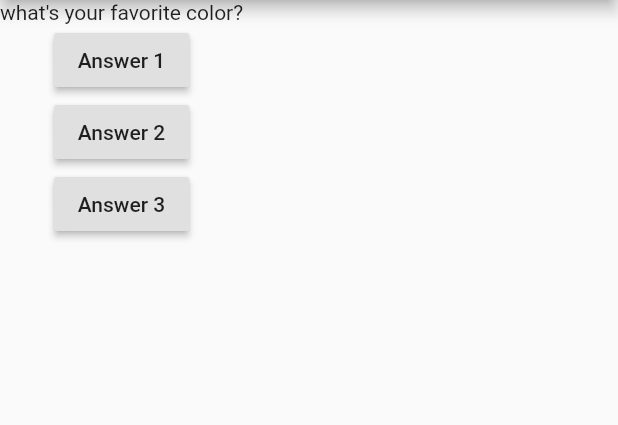
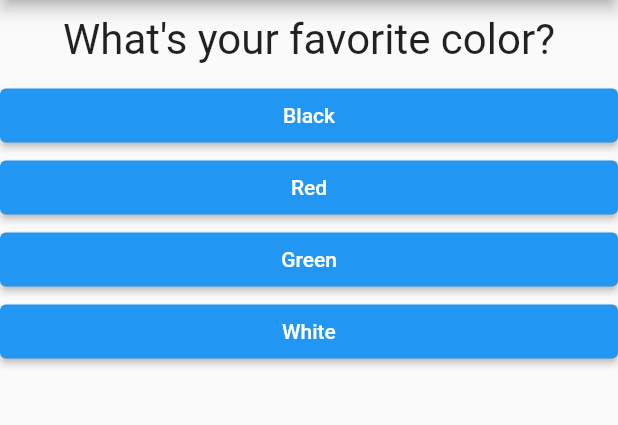
Before and after one commit to darkogele/Guide-to-the-Flutter, a Flutter app: the screen it shows after launch, on a phone screen of 412 x 824 dp, the part 84-509 px from its top. Run offline on Flutter 3.47's test engine with Material 2 defaults, Android fonts, the phone set to English and light mode, and no system bars.

Commit message:
changes done

```diff
--- /dev/null
+++ b/flutter_complete_gude/lib/answer.dart
@@ -0,0 +1,25 @@
+// ignore_for_file: file_names
+
+import 'package:flutter/material.dart';
+
+class Answer extends StatelessWidget {
+  final VoidCallback selectHandler;
+  final String answerText;
+
+  Answer(this.selectHandler, this.answerText);
+
+  @override
+  Widget build(BuildContext context) {
+    return Container(
+      width: double.infinity,
+      child: ElevatedButton(
+        style: ElevatedButton.styleFrom(
+          primary: Colors.blue, // background
+          onPrimary: Colors.white, // foreground
+        ),
+        child: Text(answerText),
+        onPressed: selectHandler,
+      ),
+    );
+  }
+}
--- a/flutter_complete_gude/lib/main.dart
+++ b/flutter_complete_gude/lib/main.dart
@@ -1,4 +1,7 @@
 import 'package:flutter/material.dart';
+
+import 'quiz.dart';
+import 'result.dart';
 
 void main() => runApp(MyApp());
 
@@ -10,47 +13,68 @@ class MyApp extends StatefulWidget {
 }
 
 class _MyAppState extends State<MyApp> {
-  var _questionIndex = 0;
-
-  var questions = [
-    'what\'s your favorite color?',
-    'What\'s your favorite animal'
+  static const _questions = [
+    {
+      'questionText': 'What\'s your favorite color?',
+      'answers': [
+        {'text': 'Black', 'score': 10},
+        {'text': 'Red', 'score': 5},
+        {'text': 'Green', 'score': 3},
+        {'text': 'White', 'score': 1},
+      ]
+    },
+    {
+      'questionText': 'What\'s your favorite animal?',
+      'answers': [
+        {'text': 'Rabbit', 'score': 3},
+        {'text': 'Snake', 'score': 11},
+        {'text': 'Elephant', 'score': 5},
+        {'text': 'Lion', 'score': 9},
+      ]
+    },
+    {
+      'questionText': 'Who\'s your favorite instructor?',
+      'answers': [
+        {'text': 'Max', 'score': 20},
+        {'text': 'Darko', 'score': 1},
+        {'text': 'Blagoja', 'score': 10},
+      ]
+    },
   ];
 
-  void _anwserQuestion() {
+  var _questionIndex = 0;
+  var _totalScore = 0;
+
+  void _resetQuiz() {
     setState(() {
-      _questionIndex = _questionIndex + 1;
+      _questionIndex = 0;
+      _totalScore = 0;
     });
-    print(_questionIndex);
+  }
+
+  void _anwserQuestion(int score) {
+    if (_questionIndex < _questions.length) {}
+
+    _totalScore += score;
+
+    setState(() {
+      _questionIndex += 1;
+    });
   }
 
   @override
   Widget build(BuildContext context) {
     return MaterialApp(
       home: Scaffold(
-        appBar: AppBar(
-          title: const Text('Darko First App'),
-        ),
-        body: Column(
-          children: [
-            Text(questions[_questionIndex]),
-            RaisedButton(
-              child: const Text('Answer 1'),
-              onPressed: _anwserQuestion,
-            ),
-            RaisedButton(
-              child: const Text('Answer 2'),
-              onPressed: () => print('Answer 2 chosen!'),
-            ),
-            RaisedButton(
-              child: const Text('Answer 3'),
-              onPressed: () {
-                print('Answer 3 chosen!');
-              },
-            )
-          ],
-        ),
-      ),
+          appBar: AppBar(
+            title: const Text('Darko First App'),
+          ),
+          body: _questionIndex < _questions.length
+              ? Quiz(
+                  questions: _questions,
+                  anwserQuestion: _anwserQuestion,
+                  questionIndex: _questionIndex)
+              : Result(_totalScore, _resetQuiz)),
     );
   }
 }
--- /dev/null
+++ b/flutter_complete_gude/lib/question.dart
@@ -0,0 +1,20 @@
+import 'package:flutter/material.dart';
+
+class Question extends StatelessWidget {
+  final String _questionText;
+
+  Question(this._questionText);
+
+  @override
+  Widget build(BuildContext context) {
+    return Container(
+      width: double.infinity,
+      margin: const EdgeInsets.all(10),
+      child: Text(
+        _questionText,
+        style: const TextStyle(fontSize: 28),
+        textAlign: TextAlign.center,
+      ),
+    );
+  }
+}
--- /dev/null
+++ b/flutter_complete_gude/lib/quiz.dart
@@ -0,0 +1,31 @@
+import 'package:flutter/material.dart';
+
+import 'answer.dart';
+import 'question.dart';
+
+class Quiz extends StatelessWidget {
+  final List<Map<String, Object>> questions;
+  final Function anwserQuestion;
+  final int questionIndex;
+
+  const Quiz(
+      {Key? key,
+      required this.questions,
+      required this.anwserQuestion,
+      required this.questionIndex})
+      : super(key: key);
+
+  @override
+  Widget build(BuildContext context) {
+    return Column(
+      children: [
+        Question(questions[questionIndex]['questionText'] as String),
+        ...(questions[questionIndex]['answers'] as List<Map<String, Object>>)
+            .map((answer) {
+          return Answer(() => anwserQuestion(answer['score'] as int),
+              answer['text'] as String);
+        }).toList()
+      ],
+    );
+  }
+}
```
Also changed, not shown: flutter_complete_gude/lib/result.dart (added, +41 -0 lines).
